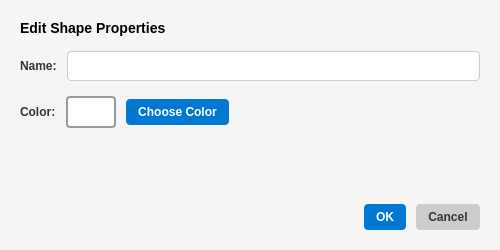
metaAnt5/WinQt, file WinLine/shapedialog.ui: the form before one commit.
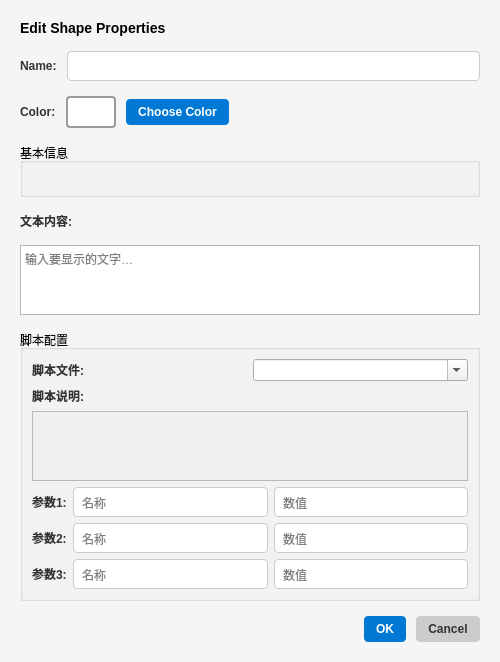
The form after the commit.

Diff of the .ui file:
```diff
--- a/WinLine/shapedialog.ui
+++ b/WinLine/shapedialog.ui
@@ -2,14 +2,14 @@
 <ui version="4.0">
  <class>ShapeDialog</class>
  <widget class="QDialog" name="ShapeDialog">
-  <property name="geometry">
-   <rect>
-    <x>0</x>
-    <y>0</y>
-    <width>500</width>
-    <height>250</height>
-   </rect>
-  </property>
+   <property name="geometry">
+    <rect>
+     <x>0</x>
+     <y>0</y>
+     <width>500</width>
+     <height>580</height>
+    </rect>
+   </property>
   <property name="windowTitle">
    <string>Shape Properties</string>
   </property>
@@ -166,6 +166,141 @@
      </item>
     </layout>
    </item>
+   <!-- 基本信息 -->
+   <item>
+    <widget class="QGroupBox" name="infoGroup">
+     <property name="title">
+      <string>基本信息</string>
+     </property>
+     <layout class="QVBoxLayout" name="infoLayout">
+      <item>
+       <widget class="QLabel" name="infoLabel">
+        <property name="styleSheet">
+         <string>color: #666; font-size: 11px; font-weight: normal;</string>
+        </property>
+        <property name="wordWrap">
+         <bool>true</bool>
+        </property>
+        <property name="text">
+         <string/>
+        </property>
+       </widget>
+      </item>
+     </layout>
+    </widget>
+   </item>
+   <!-- 文本内容 -->
+   <item>
+    <layout class="QVBoxLayout" name="textLayout">
+     <item>
+      <widget class="QLabel" name="textLabel">
+       <property name="text">
+        <string>文本内容:</string>
+       </property>
+      </widget>
+     </item>
+     <item>
+      <widget class="QTextEdit" name="textEdit">
+       <property name="maximumHeight">
+        <number>60</number>
+       </property>
+       <property name="placeholderText">
+        <string>输入要显示的文字…</string>
+       </property>
+      </widget>
+     </item>
+    </layout>
+   </item>
+   <!-- 脚本配置 -->
+   <item>
+    <widget class="QGroupBox" name="scriptGroup">
+     <property name="title">
+      <string>脚本配置</string>
+     </property>
+     <layout class="QVBoxLayout" name="scriptLayout">
+      <item>
+       <layout class="QHBoxLayout" name="scriptRow">
+        <item>
+         <widget class="QLabel" name="scriptLabel">
+          <property name="text">
+           <string>脚本文件:</string>
+          </property>
+         </widget>
+        </item>
+        <item>
+         <widget class="QComboBox" name="scriptCombo">
+          <property name="editable">
+           <bool>true</bool>
+          </property>
+          <property name="placeholderText">
+           <string>选择 .lua 脚本...</string>
+          </property>
+         </widget>
+        </item>
+       </layout>
+      </item>
+      <item>
+       <widget class="QLabel" name="descLabel">
+        <property name="text">
+         <string>脚本说明:</string>
+        </property>
+       </widget>
+      </item>
+      <item>
+       <widget class="QTextEdit" name="descView">
+        <property name="readOnly">
+         <bool>true</bool>
+        </property>
+        <property name="maximumHeight">
+         <number>80</number>
+        </property>
+        <property name="styleSheet">
+         <string>background: #f0f0f0; color: #2d7d2d; font-size: 11px;</string>
+        </property>
+       </widget>
+      </item>
+      <!-- 参数 1 -->
+      <item>
+       <layout class="QHBoxLayout" name="p1Row">
+        <item>
+         <widget class="QLabel" name="p1Label">
+          <property name="text"><string>参数1:</string></property>
+          <property name="fixedWidth"><number>55</number></property>
+         </widget>
+        </item>
+        <item><widget class="QLineEdit" name="p1Name"><property name="placeholderText"><string>名称</string></property></widget></item>
+        <item><widget class="QLineEdit" name="p1Value"><property name="placeholderText"><string>数值</string></property></widget></item>
+       </layout>
+      </item>
+      <!-- 参数 2 -->
+      <item>
+       <layout class="QHBoxLayout" name="p2Row">
+        <item>
+         <widget class="QLabel" name="p2Label">
+          <property name="text"><string>参数2:</string></property>
+          <property name="fixedWidth"><number>55</number></property>
+         </widget>
+        </item>
+        <item><widget class="QLineEdit" name="p2Name"><property name="placeholderText"><string>名称</string></property></widget></item>
+        <item><widget class="QLineEdit" name="p2Value"><property name="placeholderText"><string>数值</string></property></widget></item>
+       </layout>
+      </item>
+      <!-- 参数 3 -->
+      <item>
+       <layout class="QHBoxLayout" name="p3Row">
+        <item>
+         <widget class="QLabel" name="p3Label">
+          <property name="text"><string>参数3:</string></property>
+          <property name="fixedWidth"><number>55</number></property>
+         </widget>
+        </item>
+        <item><widget class="QLineEdit" name="p3Name"><property name="placeholderText"><string>名称</string></property></widget></item>
+        <item><widget class="QLineEdit" name="p3Value"><property name="placeholderText"><string>数值</string></property></widget></item>
+       </layout>
+      </item>
+     </layout>
+    </widget>
+   </item>
    <item>
     <spacer name="verticalSpacer">
      <property name="orientation">
```
